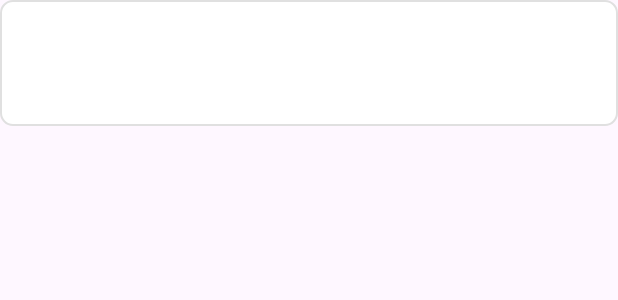
After one commit to 7Demon/capstone, an Android app: the layout item_reminder_card.xml on its own in the app's theme, with its tools: preview values and no code run, on a phone screen of 412 x 824 dp. The commit adds this screen. Shown: the top 300 px of the screen. Run offline under Robolectric (Android 15) with nearby library versions, the phone set to English and light mode, and no system bars.

Commit message:
menambahkan fitur reminder

```diff
--- /dev/null
+++ b/app/src/main/res/drawable/card_background.xml
@@ -0,0 +1,13 @@
+<?xml version="1.0" encoding="utf-8"?>
+<shape xmlns:android="http://schemas.android.com/apk/res/android">
+    <solid android:color="@android:color/white" />
+    <corners android:radius="8dp" />
+    <stroke
+        android:width="1dp"
+        android:color="#E0E0E0" />
+    <padding
+        android:bottom="8dp"
+        android:left="8dp"
+        android:right="8dp"
+        android:top="8dp" />
+</shape>
--- a/app/src/main/res/layout/dialog_add_task.xml
+++ b/app/src/main/res/layout/dialog_add_task.xml
@@ -60,7 +60,8 @@
                 android:hint="Start Date"
                 android:textColor="@color/black"
                 android:inputType="none"
-                android:focusable="false"/>
+                android:focusable="false"
+                android:enabled="false"/>
 
         </com.google.android.material.textfield.TextInputLayout>
 
--- /dev/null
+++ b/app/src/main/res/layout/item_reminder_card.xml
@@ -0,0 +1,37 @@
+<?xml version="1.0" encoding="utf-8"?>
+<LinearLayout xmlns:android="http://schemas.android.com/apk/res/android"
+    android:layout_width="match_parent"
+    android:layout_height="wrap_content"
+    android:layout_marginBottom="8dp"
+    android:background="@drawable/card_background"
+    android:orientation="vertical"
+    android:padding="16dp">
+
+    <TextView
+        android:id="@+id/reminderTitle"
+        android:layout_width="match_parent"
+        android:layout_height="wrap_content"
+        android:textSize="18sp"
+        android:textStyle="bold" />
+
+    <LinearLayout
+        android:layout_width="match_parent"
+        android:layout_height="wrap_content"
+        android:layout_marginTop="8dp"
+        android:orientation="horizontal">
+
+        <TextView
+            android:id="@+id/reminderDueDate"
+            android:layout_width="wrap_content"
+            android:layout_height="wrap_content"
+            android:layout_weight="1"
+            android:textSize="14sp" />
+
+        <TextView
+            android:id="@+id/reminderDaysLeft"
+            android:layout_width="wrap_content"
+            android:layout_height="wrap_content"
+            android:textSize="14sp"
+            android:textStyle="italic" />
+    </LinearLayout>
+</LinearLayout>
```
Also changed, not shown: app/src/main/java/com/example/capstone/ReminderFragment.java (+155 -51 lines), app/src/main/java/com/example/capstone/TaskAssignmentFragment.java (+45 -52 lines), app/src/main/java/com/example/capstone/db/TaskDao.java (+64 -0 lines), app/src/main/res/drawable/date_background.xml (added, +9 -0 lines), app/src/main/res/drawable/urgent_card_background.xml (added, +13 -0 lines), app/src/main/res/values/styles.xml (+10 -11 lines).
